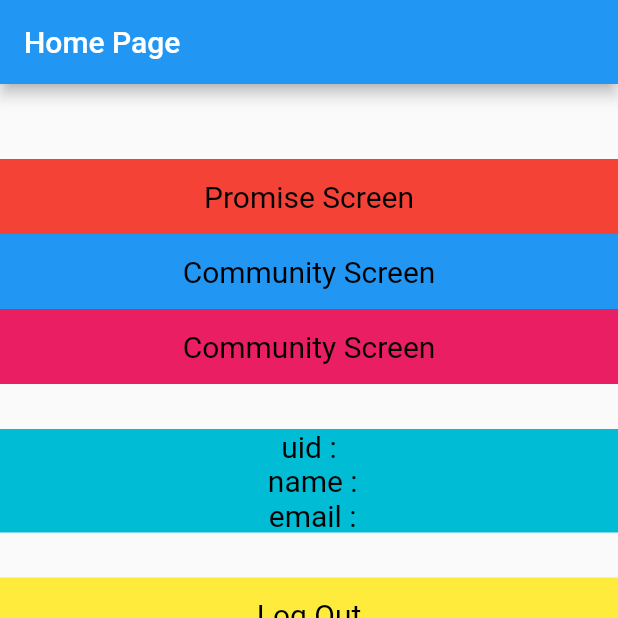
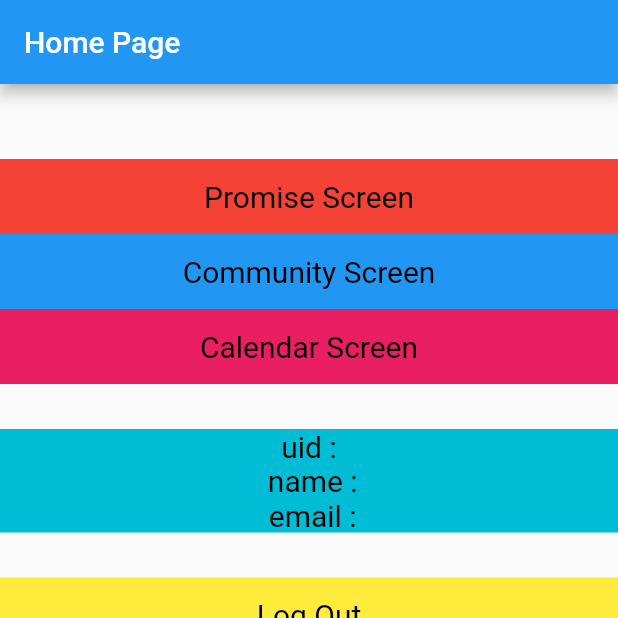
Before and after one commit to JunginnPark/WATCH, a Flutter app: the screen it shows once a user with an empty profile is signed in, on a phone screen of 412 x 824 dp, the top half of it. Run offline on Flutter 3.47's test engine with Material 2 defaults, Android fonts, the phone set to English and light mode, and no system bars; our stand-ins replace cloud_firestore, firebase_auth, firebase_core, flutter_svg, google_sign_in, sign_in_with_apple; accounts and stored records are empty.

Commit message:
[fix] Test HomePage Text 수정

```diff
--- a/lib/screen/main_page.dart
+++ b/lib/screen/main_page.dart
@@ -84,7 +84,7 @@ class _MainPageState extends State<MainPage> {
               color: Colors.pink,
               child: const Center(
                 child: Text(
-                  'Community Screen',
+                  'Calendar Screen',
                   style: TextStyle(
                     color: Colors.black,
                     fontSize: 20,
```
